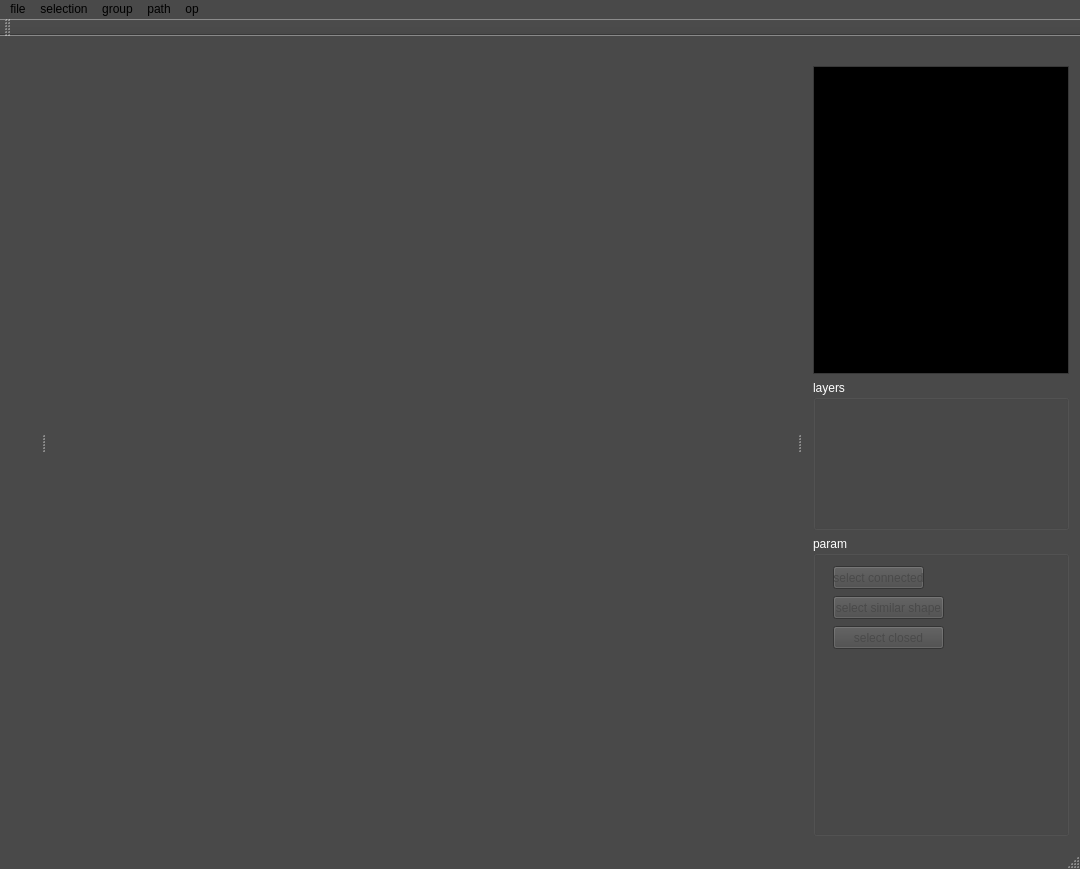
Qt form sewingeditor.ui (dolphin-li/SewingEditor) before a commit.
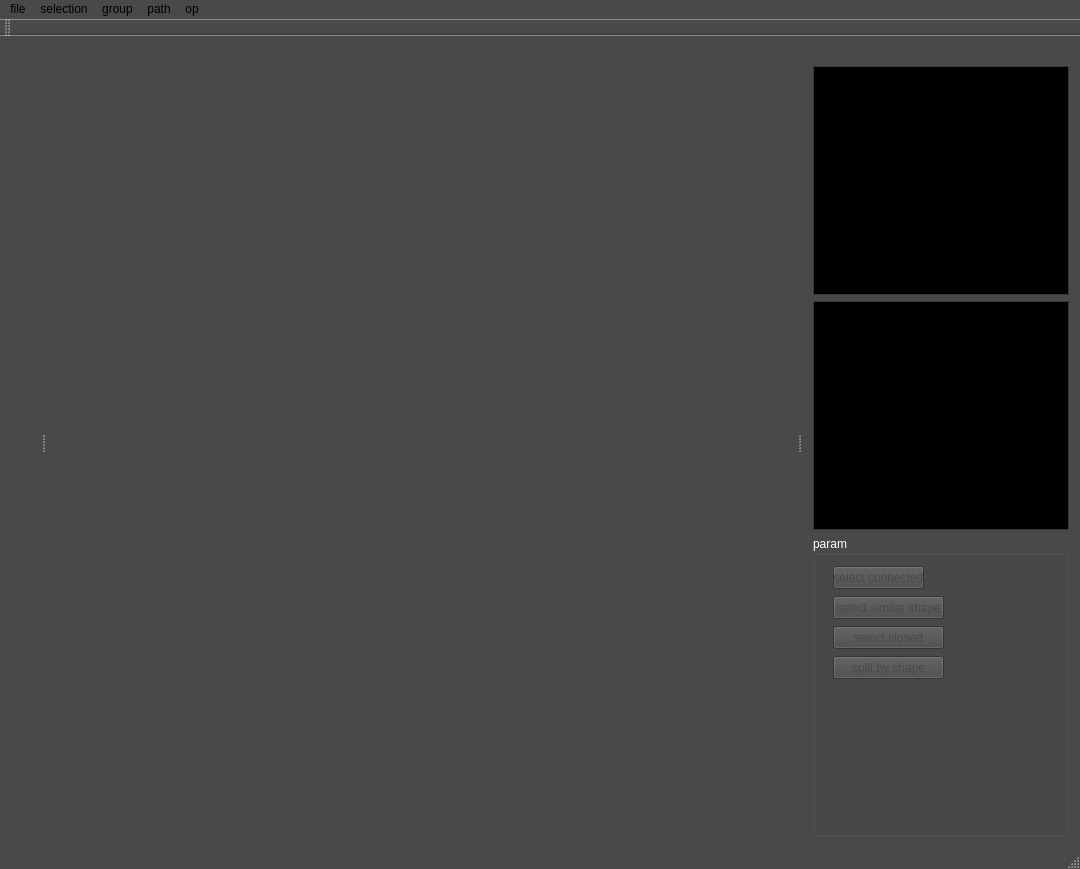
The same form after that commit. Custom widgets are drawn as their Qt base class.

Commit message: layers for shapes added.

```diff
--- a/sewingeditor.ui
+++ b/sewingeditor.ui
@@ -880,15 +880,21 @@
       </widget>
      </item>
      <item row="1" column="0">
-      <widget class="QGroupBox" name="gbLayers">
-       <property name="minimumSize">
+      <widget class="QListWidget" name="listLayers">
+       <property name="styleSheet">
+        <string notr="true"/>
+       </property>
+       <property name="selectionMode">
+        <enum>QAbstractItemView::ExtendedSelection</enum>
+       </property>
+       <property name="gridSize">
         <size>
-         <width>0</width>
-         <height>150</height>
+         <width>50</width>
+         <height>20</height>
         </size>
        </property>
-       <property name="title">
-        <string>layers</string>
+       <property name="viewMode">
+        <enum>QListView::ListMode</enum>
        </property>
       </widget>
      </item>
@@ -942,6 +948,19 @@
          <string>select closed</string>
         </property>
        </widget>
+       <widget class="QPushButton" name="pbSplitByShape">
+        <property name="geometry">
+         <rect>
+          <x>20</x>
+          <y>120</y>
+          <width>111</width>
+          <height>23</height>
+         </rect>
+        </property>
+        <property name="text">
+         <string>split by shape</string>
+        </property>
+       </widget>
       </widget>
      </item>
     </layout>
```
The commit also changes 17 other files.
